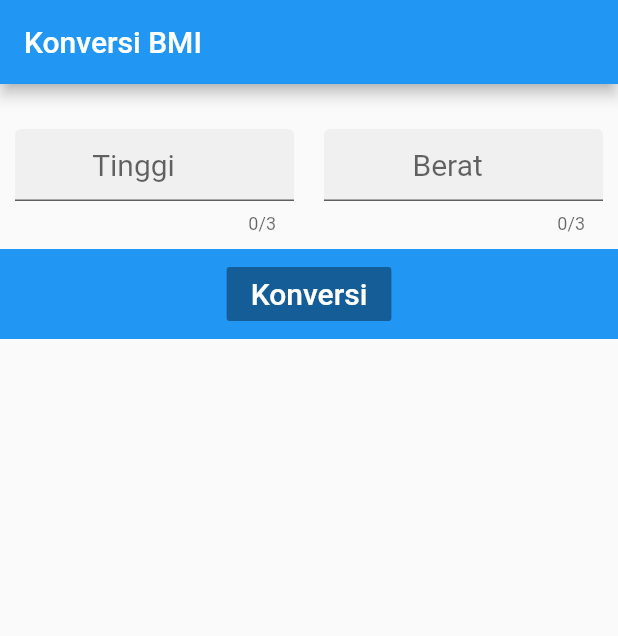
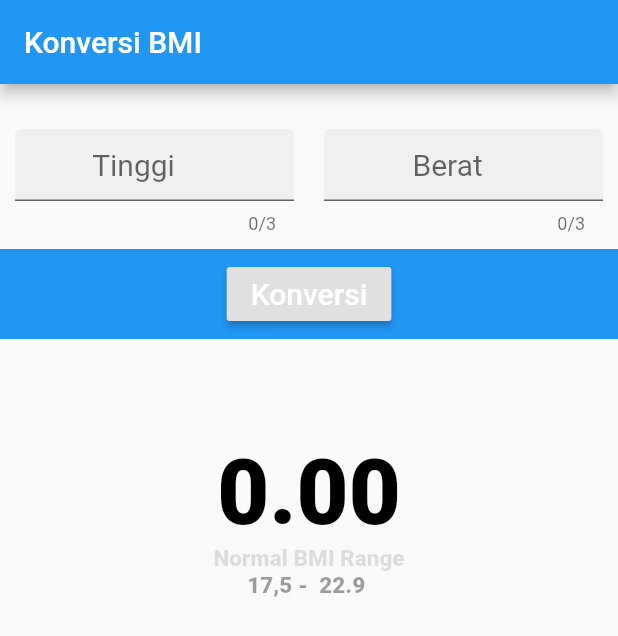
Before and after one commit to balqisatiqatalia/kuis_balqis, a Flutter app: the screen it shows after launch, on a phone screen of 412 x 824 dp. Shown: the top 636 px of the screen. Run offline on Flutter 3.47's test engine with Material 2 defaults, Android fonts, the phone set to English and light mode, and no system bars.

Commit message:
commit 2

```diff
--- a/lib/Result.dart
+++ b/lib/Result.dart
@@ -0,0 +1,53 @@
+import 'package:flutter/material.dart';
+
+class BMIResult extends StatelessWidget {
+
+  BMIResult({@required this.cBMI, @required this.bmi});
+   final String cBMI;
+   final double bmi;
+ @override
+  Widget build(BuildContext context) {
+    return
+      Container(
+      margin: EdgeInsets.only(top: 20,bottom: 20),
+          child: Column(
+          mainAxisAlignment: MainAxisAlignment.center,
+          children:[
+            Text(
+              cBMI,
+              style: TextStyle(
+                fontSize: 40,
+                fontWeight: FontWeight.w500,
+                color: Colors.green,
+              ),
+            ),
+            Text(
+              bmi.toStringAsFixed(2),
+              style: TextStyle(
+                fontSize: 60,
+                fontWeight: FontWeight.w800,
+                color: Colors.black,
+              ),
+            ),
+            Text(
+              'Normal BMI Range',
+              style: TextStyle(
+                fontSize: 15,
+                fontWeight: FontWeight.w800,
+                color: Colors.black12,
+              ),
+            ),
+            Text(
+              '17,5 -  22.9 ',
+              style: TextStyle(
+                fontSize: 15,
+                fontWeight: FontWeight.w800,
+                color: Colors.black38,
+              ),
+            ),
+
+          ],
+          ),
+        );
+  }
+}
--- a/lib/main.dart
+++ b/lib/main.dart
@@ -1,4 +1,6 @@
 import 'package:flutter/material.dart';
+import 'Result.dart';
+import 'dart:math';
 
 void main() {
   runApp(MyApp());
@@ -13,8 +15,18 @@ class MyApp extends StatefulWidget {
 class _MyAppState extends State<MyApp> {
    int berat= 0;
    int tinggi=0;
-
-
+  String cBMI=" ";
+  double bmi=0;
+void perhitungan(){
+  setState(() {
+     bmi = berat/pow(tinggi/100,2);
+    cBMI;
+    if (bmi>=28) cBMI="Obese";
+    else if (bmi>=23) cBMI="Overweight";
+    else if (bmi>=17.5) cBMI="Normal";
+    else cBMI="Underweight";
+    });
+}
   @override
   Widget build(BuildContext context) {
     return MaterialApp(
@@ -86,15 +98,20 @@ class _MyAppState extends State<MyApp> {
               color: Colors.blue,
               alignment: Alignment.center,
            child: RaisedButton(
+              onPressed: () {
+               perhitungan();
+              },
               child: Text(
                 'Konversi',
                 style: TextStyle(
                     fontSize: 20,
                     fontWeight: FontWeight.w500,
                     color: Colors.white),
+
               ),
             ),
             ),
+             BMIResult(cBMI: cBMI, bmi: bmi),
                 ],
               ),
       ),
```
Also changed, not shown: image/ss.jpeg (added), 1 other file.
